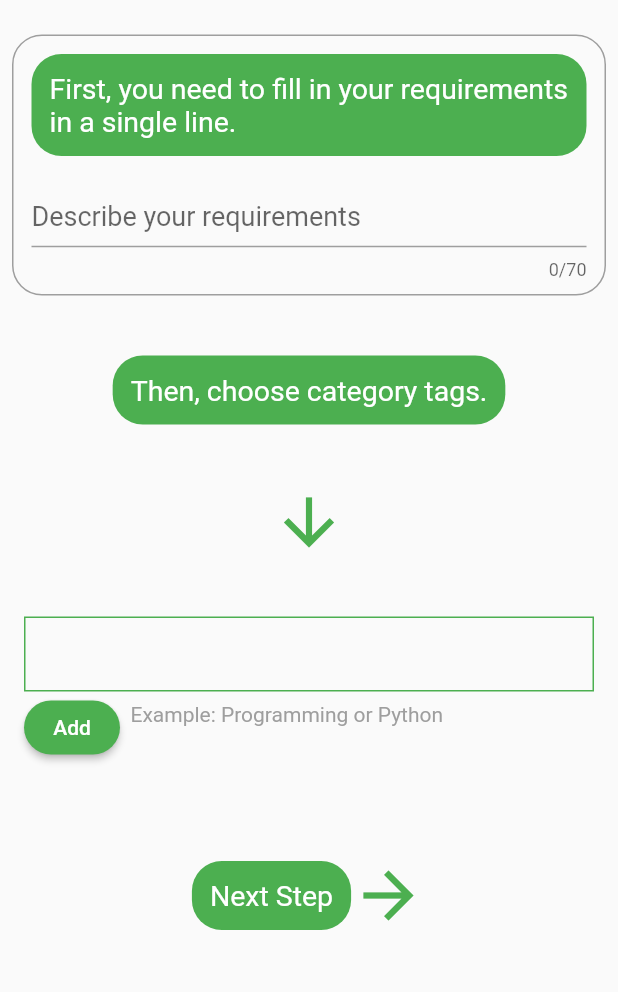
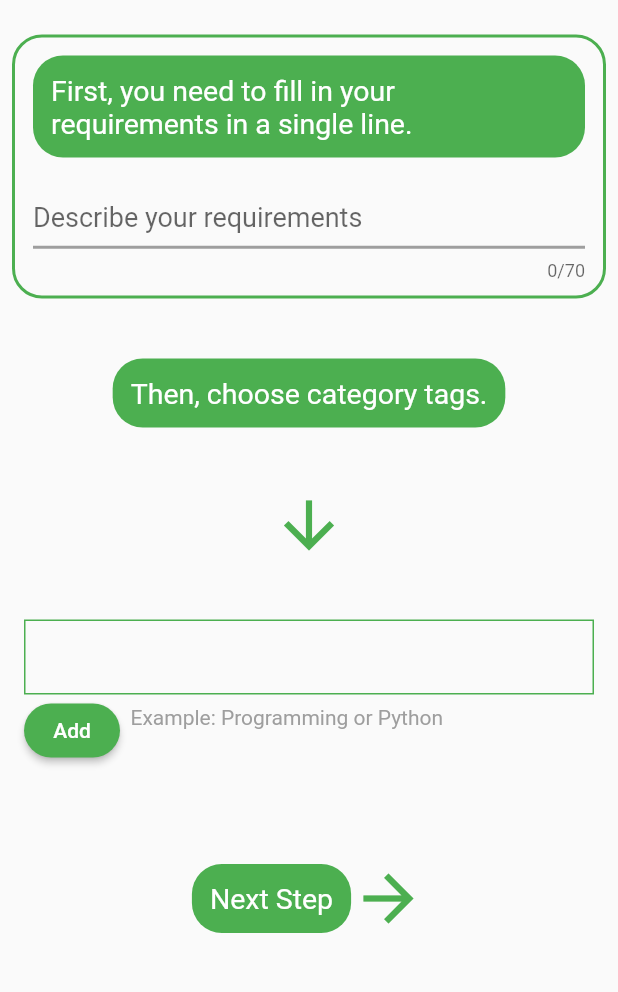
Before and after one commit to mir-barzan/zone, a Flutter app: the screen it shows once a user with an empty profile is signed in, item 2 of the bottom bar chosen, after a tap on the "arrow forward" icon, on a phone screen of 412 x 824 dp, the part 84-1076 px from its top. Run offline on Flutter 3.47's test engine with Material 2 defaults, Android fonts, the phone set to English and light mode, and no system bars; our stand-ins replace cached_network_image, carousel_slider, cloud_firestore, expansion_tile_card, firebase_auth, firebase_core and 7 more; missing offline and left inert: multi_value_listenable_builder; accounts and stored records are empty; network calls fail; project files that could hold a hidden picture were left out.

Commit message:
50% badge system

```diff
--- a/lib/screens/mainPages/dashboard.dart
+++ b/lib/screens/mainPages/dashboard.dart
@@ -40,8 +40,9 @@ class _dashboardState extends State<dashboard> {
           child: SafeArea(
             child: ListView(children: [
               Container(
-                height: 20,
+                height: 15,
               ),
+
               Row(
                 mainAxisAlignment: MainAxisAlignment.center,
                 children: [
--- a/lib/screens/mainPages/optimizedSearch/requirements.dart
+++ b/lib/screens/mainPages/optimizedSearch/requirements.dart
@@ -94,10 +94,12 @@ class _requirementsState extends State<requirements> {
                                 fillColor: offersColor,
                                 hintText: "Describe your requirements",
                                 enabledBorder: UnderlineInputBorder(
-                                  borderSide: BorderSide(color: Colors.grey),
+                                  borderSide:
+                                      BorderSide(color: Colors.grey, width: 2),
                                 ),
                                 focusedBorder: UnderlineInputBorder(
-                                  borderSide: BorderSide(color: offersColor),
+                                  borderSide:
+                                      BorderSide(color: offersColor, width: 2),
                                 ),
                               ),
                               maxLength: 70,
@@ -112,7 +114,7 @@ class _requirementsState extends State<requirements> {
                   ],
                 ),
                 decoration: BoxDecoration(
-                    border: Border.all(color: Colors.grey),
+                    border: Border.all(color: offersColor, width: 2),
                     borderRadius: BorderRadius.circular(20)),
               ),
               Container(
--- a/lib/screens/mainPages/optimizedSearch/secondRequirements.dart
+++ b/lib/screens/mainPages/optimizedSearch/secondRequirements.dart
@@ -50,7 +50,7 @@ class _secondRequirementsState extends State<secondRequirements> {
                     child: Center(
                       child: FittedBox(
                         child: Text(
-                          'Last, choose your requirement limit time.',
+                          'Last, choose your requirement time limit.',
                           maxLines: 2,
                           style: TextStyle(fontSize: 19, color: primaryColor),
                         ),
@@ -74,6 +74,7 @@ class _secondRequirementsState extends State<secondRequirements> {
                 height: 35,
               ),
               Container(
+                margin: const EdgeInsets.all(8.0),
                 padding: const EdgeInsets.all(12.0),
                 child: Wrap(
                   children: [
--- a/lib/screens/mainPages/profileScreen.dart
+++ b/lib/screens/mainPages/profileScreen.dart
@@ -208,6 +208,21 @@ class _profileScreenState extends State<profileScreen> {
                                                             FontWeight.bold,
                                                         color: offersColor),
                                                   ),
+                                                  Row(
+                                                    mainAxisAlignment:
+                                                        MainAxisAlignment.end,
+                                                    children: [
+                                                      FittedBox(
+                                                        child: rating(
+                                                            1.0, true, 20),
+                                                      ),
+                                                      Text(
+                                                        '(2)',
+                                                        style: TextStyle(
+                                                            color: Colors.grey),
+                                                      )
+                                                    ],
+                                                  )
                                                 ],
                                                 mainAxisAlignment:
                                                     MainAxisAlignment.center,
@@ -256,9 +271,9 @@ class _profileScreenState extends State<profileScreen> {
                                                           CircularStrokeCap
                                                               .butt,
                                                       backgroundColor:
+                                                          Colors.grey,
+                                                      progressColor:
                                                           Colors.white,
-                                                      progressColor:
-                                                          Colors.grey.shade400,
                                                       radius: 36.0,
                                                       animation: true,
                                                       animationDuration: 2000,
@@ -325,10 +340,9 @@ class _profileScreenState extends State<profileScreen> {
                                                                   CircularStrokeCap
                                                                       .butt,
                                                               backgroundColor:
+                                                                  Colors.grey,
+                                                              progressColor:
                                                                   Colors.white,
-                                                              progressColor:
-                                                                  Colors.grey
-                                                                      .shade400,
                                                               radius: 36.0,
                                                               animation: true,
                                                               animationDuration:
@@ -336,7 +350,7 @@ class _profileScreenState extends State<profileScreen> {
                                                               lineWidth: 6.0,
                                                               percent: 55 / 100,
                                                               center: Text(
-                                                                "Junior",
+                                                                "Zoner",
                                                                 style: new TextStyle(
                                                                     fontWeight:
                                                                         FontWeight
@@ -383,27 +397,13 @@ class _profileScreenState extends State<profileScreen> {
                                 ),
                               ),
                               Positioned(
-                                  bottom: 260,
-                                  right: 200,
-                                  child: badge("medal.svg", 90, 90)),
+                                  bottom: 290,
+                                  left: 225,
+                                  child: badge("welcome.svg", 90, 90, true)),
                               Positioned(
-                                  bottom: 260,
-                                  left: 182,
-                                  child: Row(
-                                    mainAxisAlignment: MainAxisAlignment.end,
-                                    children: [
-                                      FittedBox(
-                                        child: rating(1.0, true, 20),
-                                      ),
-                                      Container(
-                                        width: 12,
-                                      ),
-                                      Text(
-                                        '(2)',
-                                        style: TextStyle(color: Colors.grey),
-                                      )
-                                    ],
-                                  )),
+                                  bottom: 290,
+                                  right: 225,
+                                  child: badge("verified.svg", 90, 90, false)),
                             ],
                           ),
                         ),
@@ -432,11 +432,23 @@ class _profileScreenState extends State<profileScreen> {
                       height: 5,
                     ),
                     Container(
-                      height: 60,
-                      decoration: BoxDecoration(
-                          border: Border.all(width: 2, color: secColor),
-                          borderRadius: BorderRadius.circular(10)),
-                    ),
+                        decoration: BoxDecoration(
+                            border: Border.all(width: 2, color: secColor),
+                            borderRadius: BorderRadius.circular(10)),
+                        child: Column(
+                          children: [
+                            Row(
+                                mainAxisAlignment:
+                                    MainAxisAlignment.spaceEvenly,
+                                children: [
+                                  badge("welcome.svg", 60, 60, false),
+                                  badge("verified.svg", 60, 60, false),
+                                  badge("pro.svg", 60, 60, false),
+                                  badge("gold.svg", 60, 60, false),
+                                  badge("star.svg", 60, 60, false),
+                                ])
+                          ],
+                        )),
                     SizedBox(
                       height: 7.0,
                     ),
--- a/lib/widgets/AdditionalWidgets.dart
+++ b/lib/widgets/AdditionalWidgets.dart
@@ -456,6 +456,26 @@ moneyString(x){
   return x.toString();
 }
 
-Widget badge(String assetName, double width, double height){
-  return SvgPicture.asset('assets/images/$assetName', width: width, height: height);
+Widget badge(String assetName, double width, double height, bool active) {
+  return Container(
+    child: Stack(
+      alignment: Alignment.center,
+      children: [
+        Container(
+            width: width - 12,
+            height: height - 12,
+            decoration: BoxDecoration(
+              color: primaryColor,
+              border: Border.all(color: primaryColor),
+              borderRadius: BorderRadius.circular(90),
+            )),
+        SvgPicture.asset(
+          'assets/images/$assetName',
+          width: width,
+          height: height,
+          color: active ? null : Colors.grey,
+        )
+      ],
+    ),
+  );
 }
```
Also changed, not shown: pubspec.yaml (+9 -0 lines).
